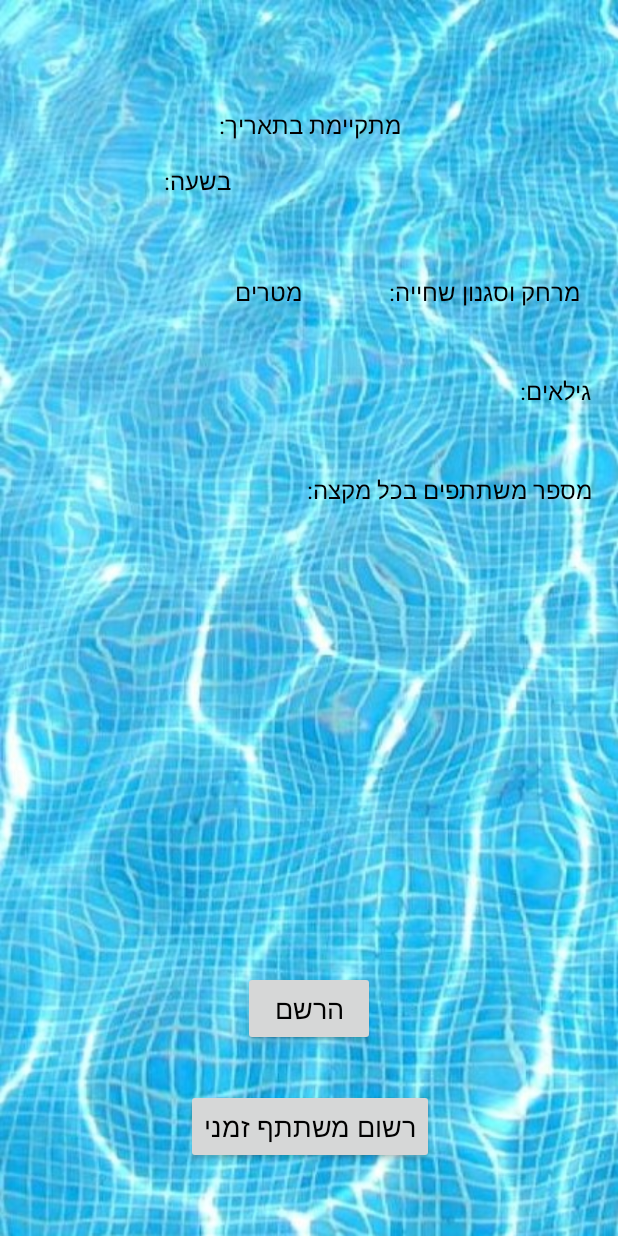
After one commit to amirl1086/SwimmingCompetitions, an Android app: the ViewCompetitionActivity screen opened directly, with no data from a screen before it, on a phone screen of 412 x 824 dp. The commit adds this screen. Run offline under Robolectric (Android 15) with nearby library versions, the phone set to English and light mode, and no system bars.

Commit message:
Added new view competition activity

```diff
--- a/android/app/build.gradle
+++ b/android/app/build.gradle
@@ -48,4 +48,5 @@ repositories {
 
 
 
+
 apply plugin: 'com.google.gms.google-services'
--- a/android/app/src/main/AndroidManifest.xml
+++ b/android/app/src/main/AndroidManifest.xml
@@ -25,6 +25,7 @@
         <activity android:name=".CreateNewCompetitionActivity" />
         <activity android:name=".NewIterationActivity" />
         <activity android:name=".ViewCompetitionsActivity" />
+        <activity android:name=".ViewCompetitionActivity"></activity>
     </application>
 
 </manifest>
--- a/android/app/src/main/java/com/app/swimmingcompetitions/swimmingcompetitions/CompetitionAdapter.java
+++ b/android/app/src/main/java/com/app/swimmingcompetitions/swimmingcompetitions/CompetitionAdapter.java
@@ -31,7 +31,7 @@ public class CompetitionAdapter extends ArrayAdapter<Competition> {
     @Override
     public View getView(int position, @Nullable View convertView, @NonNull ViewGroup parent) {
         View listItem = convertView;
-        DateUtils hebrewDate = new DateUtils();
+        DateUtils dateUtils = new DateUtils();
 
         if(listItem == null) {
             listItem = LayoutInflater.from(mContext).inflate(R.layout.competition_list_item, parent, false);
@@ -42,8 +42,8 @@ public class CompetitionAdapter extends ArrayAdapter<Competition> {
         competitionName.setText(currentCompetition.getName());
 
         TextView competitionDate = (TextView) listItem.findViewById(R.id.competition_list_item_date);
-        Calendar calendar = hebrewDate.dateToCalendar(currentCompetition.getActivityDate());
-        competitionDate.setText(hebrewDate.getHebrewDate(calendar));
+        Calendar calendar = dateUtils.dateToCalendar(currentCompetition.getActivityDate());
+        competitionDate.setText(dateUtils.getCompleteHebrewDate(calendar));
 
         TextView competitionAges = (TextView) listItem.findViewById(R.id.competition_list_item_ages);
         competitionAges.setText(currentCompetition.getAgesString());
--- /dev/null
+++ b/android/app/src/main/java/com/app/swimmingcompetitions/swimmingcompetitions/ViewCompetitionActivity.java
@@ -0,0 +1,56 @@
+package com.app.swimmingcompetitions.swimmingcompetitions;
+
+import android.content.Intent;
+import android.support.v7.app.AppCompatActivity;
+import android.os.Bundle;
+import android.widget.Button;
+import android.widget.TextView;
+
+import java.util.Calendar;
+
+public class ViewCompetitionActivity extends AppCompatActivity {
+
+    private User currentUser = null;
+    private Competition competition;
+
+    private TextView competitionName;
+    private TextView date;
+    private TextView time;
+    private TextView distance;
+    private TextView style;
+    private TextView ages;
+    private TextView participantsForIteration;
+    private Button registerEditBtn;
+    private Button registerTempUserBtn;
+
+    @Override
+    protected void onCreate(Bundle savedInstanceState) {
+        super.onCreate(savedInstanceState);
+        setContentView(R.layout.activity_view_competition);
+
+        DateUtils dateUtils = new DateUtils();
+
+        Intent intent = getIntent();
+        if (intent.hasExtra("currentUser") && intent.hasExtra("selectedCompetition")) {
+            this.currentUser = (User) intent.getSerializableExtra("currentUser");
+            this.competition = (Competition) intent.getSerializableExtra("selectedCompetition");
+
+            this.competitionName = (TextView) findViewById(R.id.competition_name);
+            this.date = (TextView) findViewById(R.id.date_of_competition);
+            this.time = (TextView) findViewById(R.id.time_of_competition);
+            this.distance = (TextView) findViewById(R.id.distance_of_competition);
+            this.style = (TextView) findViewById(R.id.style_of_competition);
+            this.ages = (TextView) findViewById(R.id.ages_range_of_competition);
+            this.participantsForIteration = (TextView) findViewById(R.id.num_of_participants_for_competition);
+            Calendar calendar = dateUtils.dateToCalendar(this.competition.getActivityDate());
+
+            this.date.setText(dateUtils.getHebrewDate(calendar));
+            this.competitionName.setText(competition.getName());
+            this.time.setText(dateUtils.getTime(calendar));
+            this.distance.setText(competition.getLength());
+            this.style.setText(competition.getSwimmingStyle());
+            this.ages.setText(competition.getAgesString());
+            this.participantsForIteration.setText(competition.getNumOfParticipants());
+        }
+    }
+}
--- /dev/null
+++ b/android/app/src/main/res/layout/activity_view_competition.xml
@@ -0,0 +1,223 @@
+<?xml version="1.0" encoding="utf-8"?>
+<android.support.constraint.ConstraintLayout xmlns:android="http://schemas.android.com/apk/res/android"
+    xmlns:app="http://schemas.android.com/apk/res-auto"
+    xmlns:tools="http://schemas.android.com/tools"
+    android:layout_width="match_parent"
+    android:layout_height="match_parent"
+    android:background="@drawable/swimming_pool_background"
+    tools:context="com.app.swimmingcompetitions.swimmingcompetitions.ViewCompetitionActivity">
+
+    <TextView
+        android:id="@+id/competition_name"
+        android:layout_width="340dp"
+        android:layout_height="40dp"
+        android:layout_marginEnd="8dp"
+        android:layout_marginStart="8dp"
+        android:layout_marginTop="16dp"
+        android:textAlignment="center"
+        android:textColor="@color/black"
+        android:textSize="22sp"
+        app:layout_constraintEnd_toEndOf="parent"
+        app:layout_constraintStart_toStartOf="parent"
+        app:layout_constraintTop_toTopOf="parent" />
+
+    <TextView
+        android:id="@+id/take_place_on_date"
+        android:layout_width="133dp"
+        android:layout_height="25dp"
+        android:layout_marginEnd="8dp"
+        android:layout_marginStart="8dp"
+        android:layout_marginTop="16dp"
+        android:text="@string/take_place_on_date"
+        android:textAlignment="center"
+        android:textColor="@color/black"
+        android:textSize="16sp"
+        app:layout_constraintEnd_toEndOf="parent"
+        app:layout_constraintHorizontal_bias="0.502"
+        app:layout_constraintStart_toStartOf="parent"
+        app:layout_constraintTop_toBottomOf="@+id/competition_name" />
+
+    <TextView
+        android:id="@+id/date_of_competition"
+        android:layout_width="248dp"
+        android:layout_height="50dp"
+        android:layout_marginEnd="4dp"
+        android:layout_marginTop="12dp"
+        android:textAlignment="center"
+        android:textColor="@color/black"
+        android:textSize="18sp"
+        app:layout_constraintEnd_toEndOf="parent"
+        app:layout_constraintTop_toBottomOf="@+id/take_place_on_date" />
+
+    <TextView
+        android:id="@+id/on_time"
+        android:layout_width="49dp"
+        android:layout_height="50dp"
+        android:layout_marginEnd="4dp"
+        android:layout_marginTop="12dp"
+        android:text="@string/on_time"
+        android:textAlignment="center"
+        android:textColor="@color/black"
+        android:textSize="16sp"
+        app:layout_constraintEnd_toStartOf="@+id/date_of_competition"
+        app:layout_constraintTop_toBottomOf="@+id/take_place_on_date" />
+
+    <TextView
+        android:id="@+id/time_of_competition"
+        android:layout_width="60dp"
+        android:layout_height="50dp"
+        android:layout_marginEnd="8dp"
+        android:layout_marginStart="8dp"
+        android:layout_marginTop="12dp"
+        android:textAlignment="center"
+        android:textColor="@color/black"
+        android:textSize="18sp"
+        app:layout_constraintEnd_toStartOf="@+id/on_time"
+        app:layout_constraintHorizontal_bias="1.0"
+        app:layout_constraintStart_toStartOf="parent"
+        app:layout_constraintTop_toBottomOf="@+id/take_place_on_date" />
+
+    <TextView
+        android:id="@+id/distance_and_style"
+        android:layout_width="146dp"
+        android:layout_height="50dp"
+        android:layout_marginEnd="16dp"
+        android:layout_marginTop="24dp"
+        android:text="@string/distance_and_style"
+        android:textAlignment="center"
+        android:textColor="@color/black"
+        android:textSize="16sp"
+        app:layout_constraintEnd_toEndOf="parent"
+        app:layout_constraintTop_toBottomOf="@+id/date_of_competition" />
+
+    <TextView
+        android:id="@+id/distance_of_competition"
+        android:layout_width="29dp"
+        android:layout_height="50dp"
+        android:layout_marginEnd="12dp"
+        android:layout_marginTop="24dp"
+        android:textAlignment="center"
+        android:textColor="@color/black"
+        android:textSize="18sp"
+        app:layout_constraintEnd_toStartOf="@+id/distance_and_style"
+        app:layout_constraintTop_toBottomOf="@+id/date_of_competition" />
+
+    <TextView
+        android:id="@+id/meters"
+        android:layout_width="51dp"
+        android:layout_height="50dp"
+        android:layout_marginEnd="4dp"
+        android:layout_marginTop="24dp"
+        android:text="@string/meters"
+        android:textAlignment="center"
+        android:textColor="@color/black"
+        android:textSize="16sp"
+        app:layout_constraintEnd_toStartOf="@+id/distance_of_competition"
+        app:layout_constraintTop_toBottomOf="@+id/on_time" />
+
+    <TextView
+        android:id="@+id/style_of_competition"
+        android:layout_width="60dp"
+        android:layout_height="50dp"
+        android:layout_marginEnd="8dp"
+        android:layout_marginStart="8dp"
+        android:layout_marginTop="24dp"
+        android:textAlignment="center"
+        android:textColor="@color/black"
+        android:textSize="18sp"
+        app:layout_constraintEnd_toStartOf="@+id/meters"
+        app:layout_constraintHorizontal_bias="0.84"
+        app:layout_constraintStart_toStartOf="parent"
+        app:layout_constraintTop_toBottomOf="@+id/time_of_competition" />
+
+    <TextView
+        android:id="@+id/ages_range"
+        android:layout_width="52dp"
+        android:layout_height="50dp"
+        android:layout_marginEnd="16dp"
+        android:layout_marginTop="16dp"
+        android:text="@string/ages"
+        android:textAlignment="center"
+        android:textColor="@color/black"
+        android:textSize="16sp"
+        app:layout_constraintEnd_toEndOf="parent"
+        app:layout_constraintTop_toBottomOf="@+id/distance_and_style" />
+
+    <TextView
+        android:id="@+id/ages_range_of_competition"
+        android:layout_width="75dp"
+        android:layout_height="50dp"
+        android:layout_marginEnd="8dp"
+        android:layout_marginStart="8dp"
+        android:layout_marginTop="16dp"
+        android:textAlignment="center"
+        android:textColor="@color/black"
+        android:textSize="18sp"
+        app:layout_constraintEnd_toStartOf="@+id/ages_range"
+        app:layout_constraintHorizontal_bias="0.951"
+        app:layout_constraintStart_toStartOf="parent"
+        app:layout_constraintTop_toBottomOf="@+id/distance_of_competition" />
+
+    <TextView
+        android:id="@+id/participants_for_iteration"
+        android:layout_width="192dp"
+        android:layout_height="50dp"
+        android:layout_marginEnd="16dp"
+        android:layout_marginTop="16dp"
+        android:text="@string/participants_for_iteration"
+        android:textAlignment="center"
+        android:textColor="@color/black"
+        android:textSize="16sp"
+        app:layout_constraintEnd_toEndOf="parent"
+        app:layout_constraintTop_toBottomOf="@+id/ages_range" />
+
+    <TextView
+        android:id="@+id/num_of_participants_for_competition"
+        android:layout_width="60dp"
+        android:layout_height="50dp"
+        android:layout_marginEnd="8dp"
+        android:layout_marginStart="8dp"
+        android:layout_marginTop="16dp"
+        android:textAlignment="center"
+        android:textColor="@color/black"
+        android:textSize="18sp"
+        app:layout_constraintEnd_toStartOf="@+id/participants_for_iteration"
+        app:layout_constraintHorizontal_bias="1.0"
+        app:layout_constraintStart_toStartOf="parent"
+        app:layout_constraintTop_toBottomOf="@+id/ages_range_of_competition" />
+
+    <Button
+        android:id="@+id/register_edit_btn"
+        android:layout_width="wrap_content"
+        android:layout_height="50dp"
+        android:layout_marginBottom="16dp"
+        android:layout_marginEnd="8dp"
+        android:layout_marginStart="8dp"
+        android:layout_marginTop="8dp"
+        android:text="@string/register"
+        android:textAlignment="center"
+        android:textColor="@color/black"
+        android:textSize="18sp"
+        app:layout_constraintBottom_toTopOf="@+id/register_temporary_user_btn"
+        app:layout_constraintEnd_toEndOf="parent"
+        app:layout_constraintStart_toStartOf="parent"
+        app:layout_constraintTop_toBottomOf="@+id/num_of_participants_for_competition"
+        app:layout_constraintVertical_bias="0.956" />
+
+    <Button
+        android:id="@+id/register_temporary_user_btn"
+        android:layout_width="wrap_content"
+        android:layout_height="50dp"
+        android:layout_marginBottom="48dp"
+        android:layout_marginEnd="8dp"
+        android:layout_marginStart="8dp"
+        android:text="@string/register_temp_user"
+        android:textAlignment="center"
+        android:textColor="@color/black"
+        android:textSize="18sp"
+        app:layout_constraintBottom_toBottomOf="parent"
+        app:layout_constraintEnd_toEndOf="parent"
+        app:layout_constraintHorizontal_bias="0.502"
+        app:layout_constraintStart_toStartOf="parent" />
+
+</android.support.constraint.ConstraintLayout>
--- a/android/app/src/main/res/layout/activity_view_competitions.xml
+++ b/android/app/src/main/res/layout/activity_view_competitions.xml
@@ -4,6 +4,7 @@
     xmlns:tools="http://schemas.android.com/tools"
     android:layout_width="match_parent"
     android:layout_height="match_parent"
+    android:background="@drawable/swimming_pool_background"
     tools:context="com.app.swimmingcompetitions.swimmingcompetitions.ViewCompetitionsActivity">
 
 
@@ -45,6 +46,6 @@
         app:layout_constraintEnd_toEndOf="parent"
         app:layout_constraintStart_toStartOf="parent"
         app:layout_constraintTop_toBottomOf="@+id/competitions_list"
-        android:onClick="openCreateNewCompetitionActivity"/>
+        android:onClick="switchToCreateNewCompetitionActivity"/>
 
 </android.support.constraint.ConstraintLayout>
--- a/android/app/src/main/res/values/strings.xml
+++ b/android/app/src/main/res/values/strings.xml
@@ -54,4 +54,12 @@
     <string name="pick_age_range">בחר טווח גילאים</string>
     <string name="from">מ -</string>
     <string name="to">עד -</string>
+    <string name="take_place_on_date">מתקיימת בתאריך:</string>
+    <string name="on_time">בשעה:</string>
+    <string name="distance_and_style">מרחק וסגנון שחייה:</string>
+    <string name="meters">מטרים</string>
+    <string name="ages">גילאים:</string>
+    <string name="participants_for_iteration">מספר משתתפים בכל מקצה:</string>
+    <string name="register">הרשם</string>
+    <string name="register_temp_user">רשום משתתף זמני</string>
 </resources>
```
Also changed, not shown: android/app/src/main/java/com/app/swimmingcompetitions/swimmingcompetitions/DateUtils.java (+17 -1 lines), android/app/src/main/java/com/app/swimmingcompetitions/swimmingcompetitions/ViewCompetitionsActivity.java (+12 -6 lines), android/app/src/main/res/layout/activity_create_new_competition.xml (+48 -49 lines), android/app/src/main/res/layout/competition_list_item.xml (+4 -4 lines).
